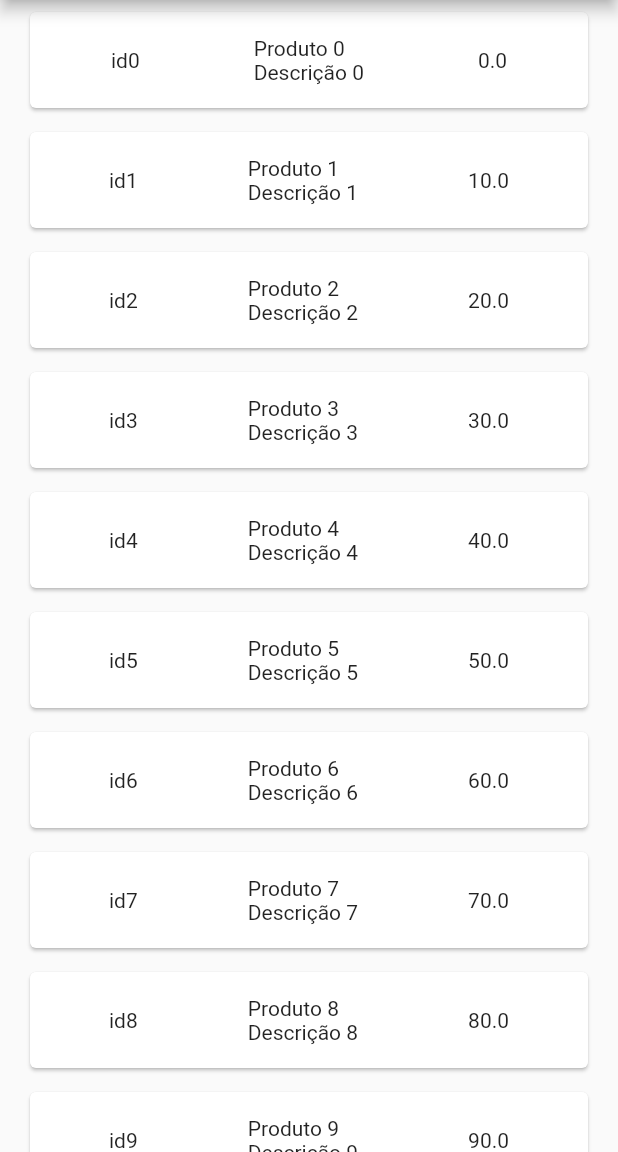
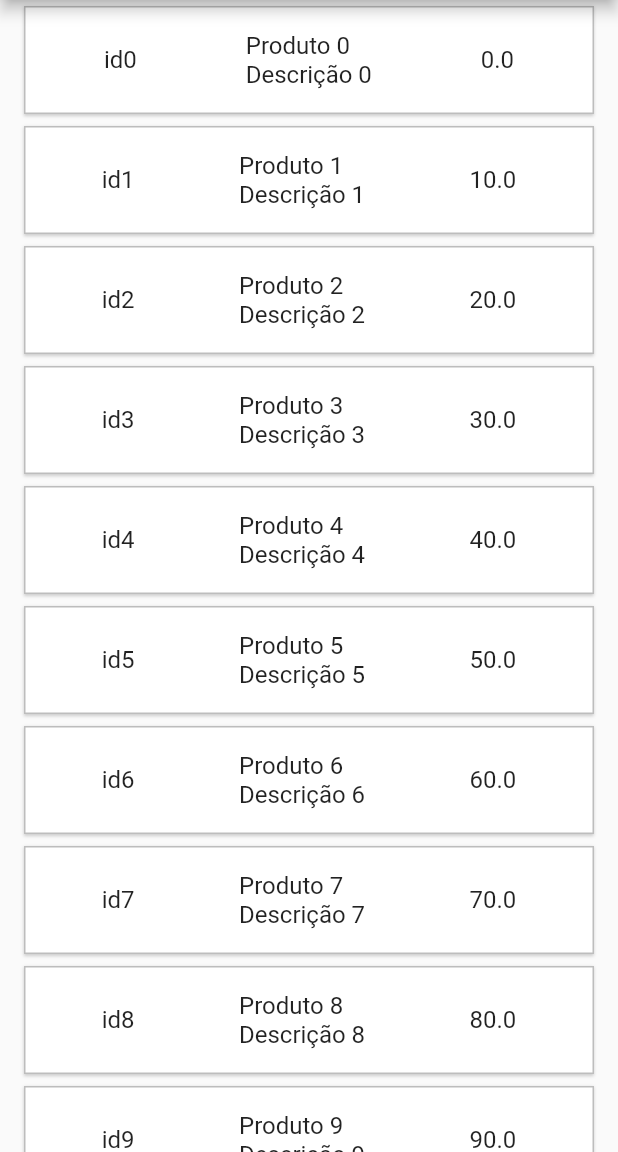
Before and after one commit to andrekubotsu/shopping-cart-mobx, a Flutter app: the screen it shows after launch, on a phone screen of 412 x 824 dp, the part 84-1236 px from its top. Run offline on Flutter 3.47's test engine with Material 2 defaults, Android fonts, the phone set to English and light mode, and no system bars; our stand-ins replace mobx; generated files the repository leaves out were written again.

Commit message:
layout improvement

```diff
--- a/lib/modules/home/home_page.dart
+++ b/lib/modules/home/home_page.dart
@@ -37,7 +37,20 @@ class _MyHomePageState extends State<MyHomePage> {
       body: ListView.builder(
         itemCount: store.productList.length,
         itemBuilder: (BuildContext context, int index) => ListTile(
-          title: Card(
+          title: InkWell(
+            onTap: () {},
+            child: Ink(
+              decoration: BoxDecoration(
+                  color: Colors.white,
+                  border: Border.all(color: Colors.grey.shade400),
+                  boxShadow: [
+                    BoxShadow(
+                      color: Colors.grey.withOpacity(0.5),
+                      spreadRadius: 0.2,
+                      blurRadius: 1,
+                      offset: Offset(0, 1),
+                    )
+                  ]),
               child: Padding(
                 padding: const EdgeInsets.all(16.0),
                 child: Row(
@@ -60,6 +73,7 @@ class _MyHomePageState extends State<MyHomePage> {
             ),
           ),
         ),
+      ),
     );
   }
 }
```
Lines whose indentation alone changed are shown as unchanged.
